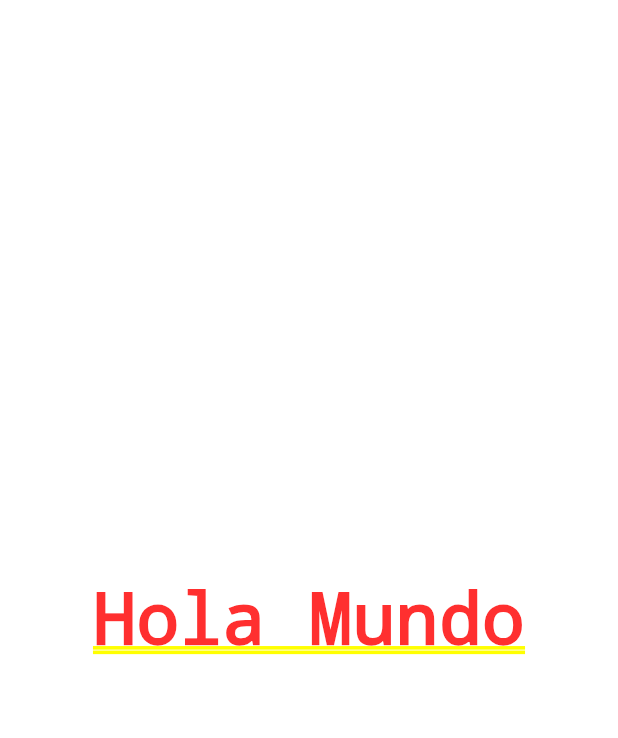
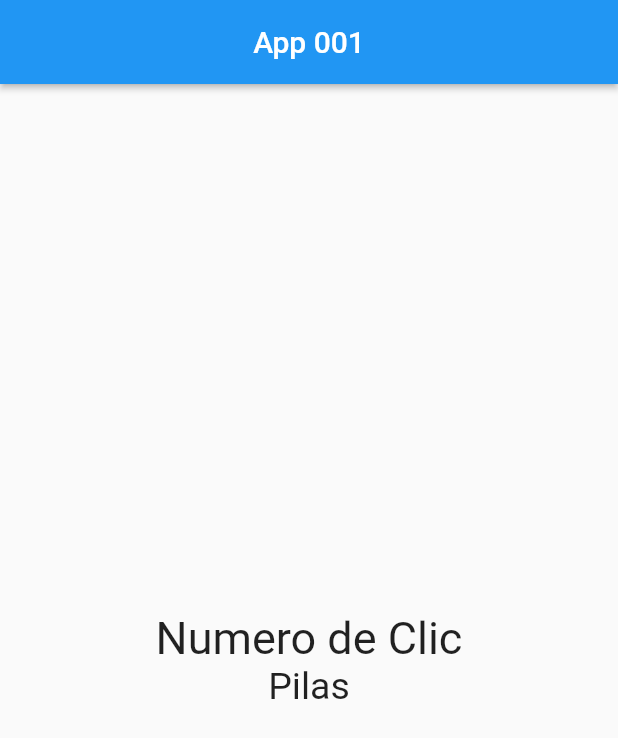
Before and after one commit to lemaedu/app01, a Flutter app: the screen it shows after launch, on a phone screen of 412 x 824 dp. Shown: the top 738 px of the screen. Run offline on Flutter 3.47's test engine with Material 2 defaults, Android fonts, the phone set to English and light mode, and no system bars.

Commit message:
Agrega estilo de texto y witgets en columna

```diff
--- a/lib/src/app.dart
+++ b/lib/src/app.dart
@@ -1,13 +1,15 @@
 /* Aqui va toda la logica del codigo*/
 
 import 'package:flutter/material.dart';
+
+import 'pages/home_page.dart';
 
 class MyApp extends StatelessWidget {
   @override
   Widget build(BuildContext context) {
     return MaterialApp(
       home: Center(
-        child: Text('Hola Mundo'),
+        child: HomePage(),
       ),
     );
   }
--- /dev/null
+++ b/lib/src/pages/home_page.dart
@@ -0,0 +1,33 @@
+import 'package:flutter/material.dart';
+
+class HomePage extends StatelessWidget {
+  final TextStyle estiloTexto = new TextStyle(fontSize: 30);
+  final TextStyle estiloText2 = new TextStyle(fontSize: 25);
+
+  @override
+  Widget build(BuildContext context) {
+    return Scaffold(
+      appBar: AppBar(
+        title: Text('App 001'),
+        centerTitle: true,
+        elevation: 1.8,
+      ),
+      body: Center(
+        child: Column(
+          mainAxisAlignment: MainAxisAlignment.center,
+          children: <Widget>[
+            Text(
+              'Numero de Clic',
+              //style: TextStyle(fontSize: 30),
+              style: estiloTexto,
+            ),
+            Text(
+              'Pilas',
+              style: estiloText2,
+            ),
+          ],
+        ),
+      ),
+    );
+  }
+}
```
